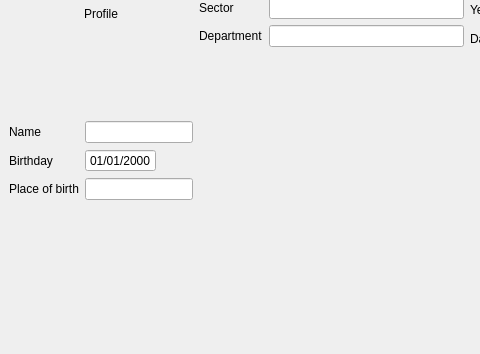
Qt form desktop_app/ui/windows/student_register_info/student_register_info.ui (elmhadji/PaperTrailGuard) before a commit; both pictures show x 0 to 480 and y 96 to 450 of the 744 by 450 pixel window.
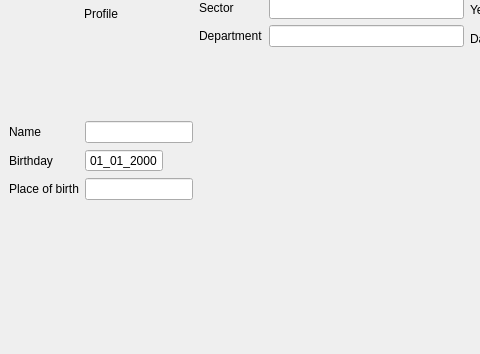
The same form after that commit.

Commit message: - Implement update student logic - Optimisation & fixes

```diff
--- a/desktop_app/ui/windows/student_register_info/student_register_info.ui
+++ b/desktop_app/ui/windows/student_register_info/student_register_info.ui
@@ -65,7 +65,7 @@
            <enum>QAbstractSpinBox::ButtonSymbols::NoButtons</enum>
           </property>
           <property name="displayFormat">
-           <string>dd/MM/yyyy</string>
+           <string>dd_MM_yyyy</string>
           </property>
          </widget>
         </item>
```
The commit also changes 2 other files.
